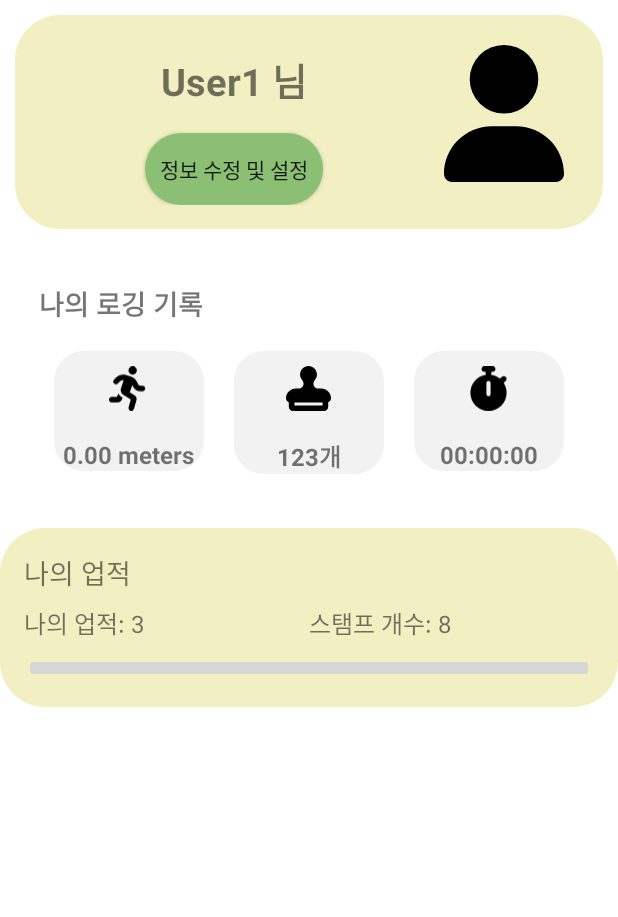
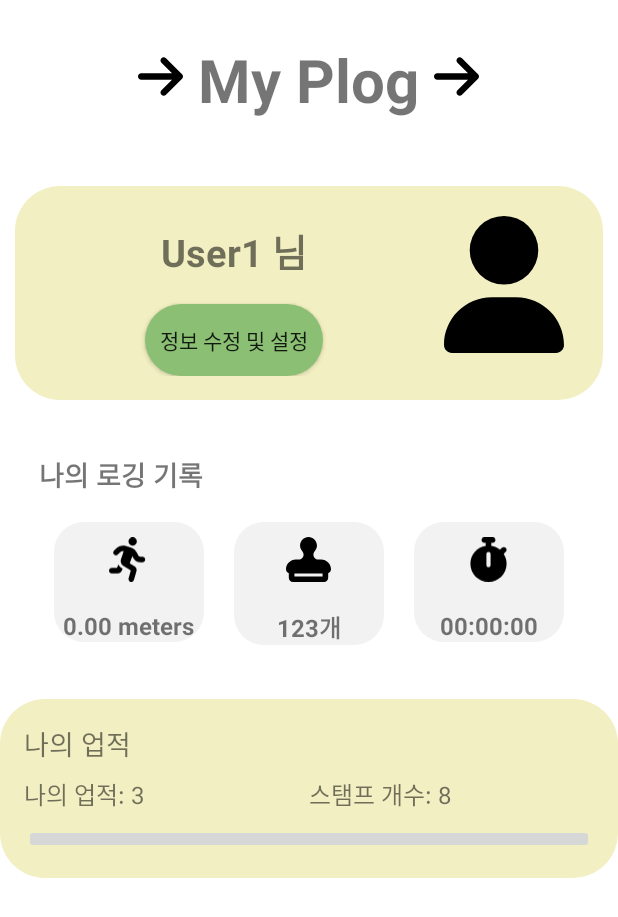
Before and after one commit to wnsgml517/Plog, an Android app: the layout activity_mypage.xml on its own in the app's theme, with its tools: preview values and no code run, on a phone screen of 412 x 824 dp. Shown: the top 917 px of the screen. Run offline under Robolectric (Android 15) with nearby library versions, the phone set to English and light mode, and no system bars.

Commit message:
mypage layout 수정

```diff
--- /dev/null
+++ b/app/src/main/res/drawable/arrow_right_solid.xml
@@ -0,0 +1,9 @@
+<vector xmlns:android="http://schemas.android.com/apk/res/android"
+    android:width="448dp"
+    android:height="512dp"
+    android:viewportWidth="448"
+    android:viewportHeight="512">
+  <path
+      android:fillColor="#FF000000"
+      android:pathData="M438.6,278.6c12.5,-12.5 12.5,-32.8 0,-45.3l-160,-160c-12.5,-12.5 -32.8,-12.5 -45.3,0s-12.5,32.8 0,45.3L338.8,224 32,224c-17.7,0 -32,14.3 -32,32s14.3,32 32,32l306.7,0L233.4,393.4c-12.5,12.5 -12.5,32.8 0,45.3s32.8,12.5 45.3,0l160,-160z"/>
+</vector>
--- a/app/src/main/res/layout/activity_mypage.xml
+++ b/app/src/main/res/layout/activity_mypage.xml
@@ -11,8 +11,48 @@
         android:orientation="horizontal"
         android:layout_margin="10dp"
         android:padding="16dp"
+        android:id="@id/tapBar"
+        android:gravity="center">
+
+        <!-- 첫 번째 이미지 버튼 (왼쪽에 위치) -->
+        <ImageView
+            android:layout_width="50dp"
+            android:layout_height="50dp"
+            android:layout_gravity="start"
+            android:scaleType="centerCrop"
+            android:src="@drawable/arrow_right_solid"
+            android:padding="10dp"/>
+
+        <!-- 텍스트뷰 -->
+        <TextView
+            android:layout_width="wrap_content"
+            android:layout_height="wrap_content"
+            android:layout_gravity="center_horizontal"
+            android:layout_marginTop="8dp"
+            android:text="My Plog"
+            android:textSize="40sp"
+            android:textStyle="bold"/>
+
+        <!-- 두 번째 이미지 버튼 (오른쪽에 위치) -->
+        <ImageView
+            android:layout_width="50dp"
+            android:layout_height="50dp"
+            android:layout_gravity="end"
+            android:scaleType="centerCrop"
+            android:src="@drawable/arrow_right_solid"
+            android:padding="10dp"/>
+    </LinearLayout>
+
+    <LinearLayout
+        android:layout_width="match_parent"
+        android:layout_height="wrap_content"
+        android:orientation="horizontal"
+        android:layout_margin="10dp"
+        android:padding="16dp"
         android:id="@+id/userInformation"
-        android:background="@drawable/rounded_inform">
+        android:background="@drawable/rounded_inform"
+        android:layout_below="@id/tapBar">
+
 
         <LinearLayout
             android:layout_width="0dp"
```
